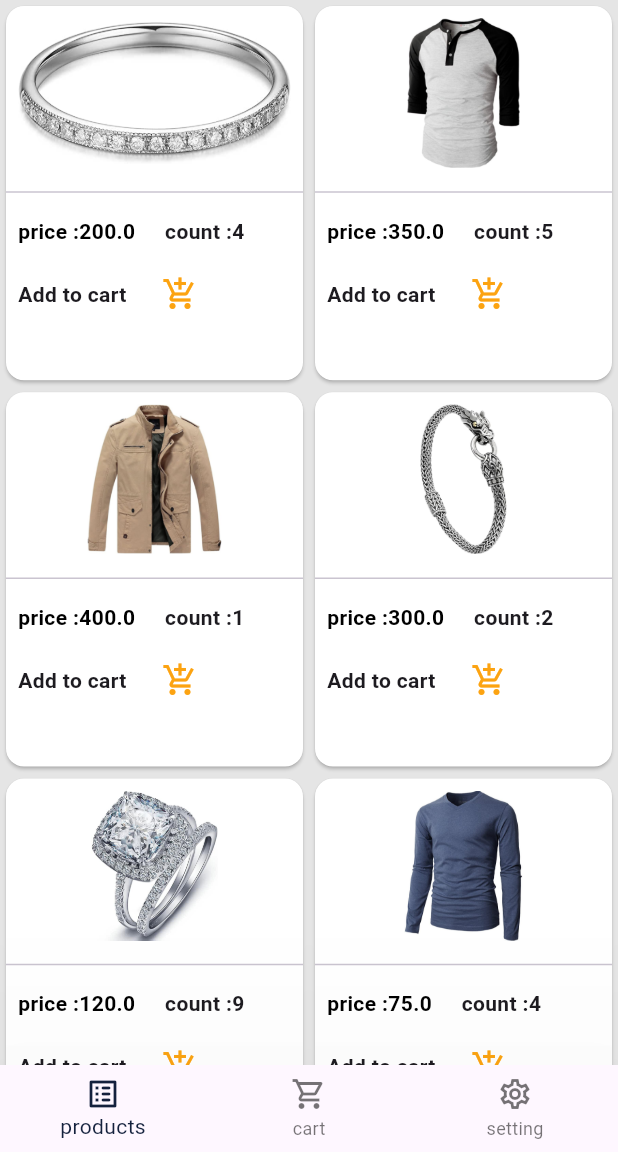
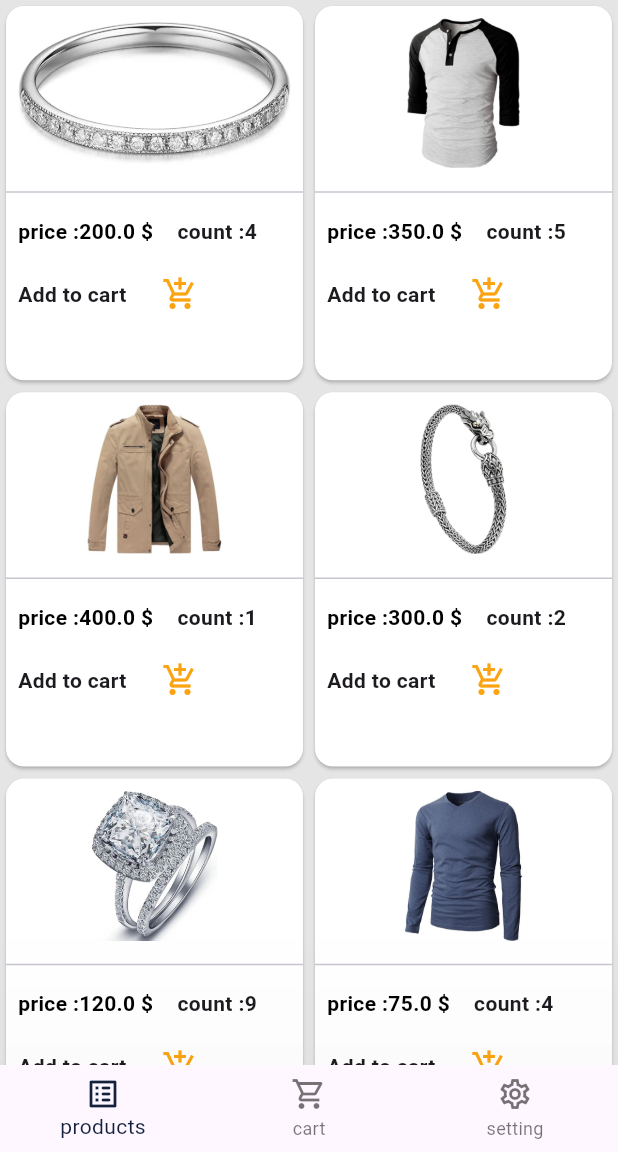
Before and after one commit to MohamedAtef5/e_commerce, a Flutter app: the screen it shows after launch, on a phone screen of 412 x 824 dp, the part 84-1236 px from its top. Run offline on Flutter 3.47's test engine with Material 3 defaults, Android fonts, the phone set to English and light mode, and no system bars; our stand-ins replace flutter_bloc.

```diff
--- a/lib/Cubit/cubit.dart
+++ b/lib/Cubit/cubit.dart
@@ -1,7 +1,5 @@
-
 import 'package:e_commerce/Cubit/states.dart';
 import 'package:e_commerce/components/body_component/cart_body.dart';
-import 'package:e_commerce/components/body_component/loading_body.dart';
 import 'package:e_commerce/components/body_component/product_body.dart';
 import 'package:e_commerce/components/body_component/settings_body.dart';
 import 'package:e_commerce/model/product_moduel.dart';
--- a/lib/components/widget/cart_card.dart
+++ b/lib/components/widget/cart_card.dart
@@ -18,7 +18,7 @@ class CartCard extends StatelessWidget {
           children: [
             Padding(
               padding: const EdgeInsets.all(8.0),
-              child: Container(
+              child: SizedBox(
                 width: double.infinity,
                 height: 100,
                 child: Image(
@@ -41,7 +41,7 @@ class CartCard extends StatelessWidget {
 
                       ),
                       child: Text(
-                        "price :${product.price} ",
+                        "price :${product.price} \$ ",
                         style: const TextStyle(
                             color: Colors.black, fontWeight: FontWeight.bold),
                       ),
--- a/lib/components/widget/products_card.dart
+++ b/lib/components/widget/products_card.dart
@@ -42,7 +42,7 @@ class ProductCard extends StatelessWidget {
 
                     ),
                     child: Text(
-                      "price :${product.price} ",
+                      "price :${product.price} \$",
                       style: const TextStyle(
                           color: Colors.black, fontWeight: FontWeight.bold),
                     ),
--- a/lib/views/home_view.dart
+++ b/lib/views/home_view.dart
@@ -28,7 +28,7 @@ class HomeView extends StatelessWidget {
                 child: !HomeCubit.get(context)
                         .centerTitle[HomeCubit.get(context).currentIndex]
                     ? Text(
-                        "Total Price: ${HomeCubit.totalprice}",
+                        "Total Price: ${HomeCubit.totalprice} \$",
                         style: const TextStyle(
                             fontWeight: FontWeight.bold, fontSize: 16),
                       )
```
